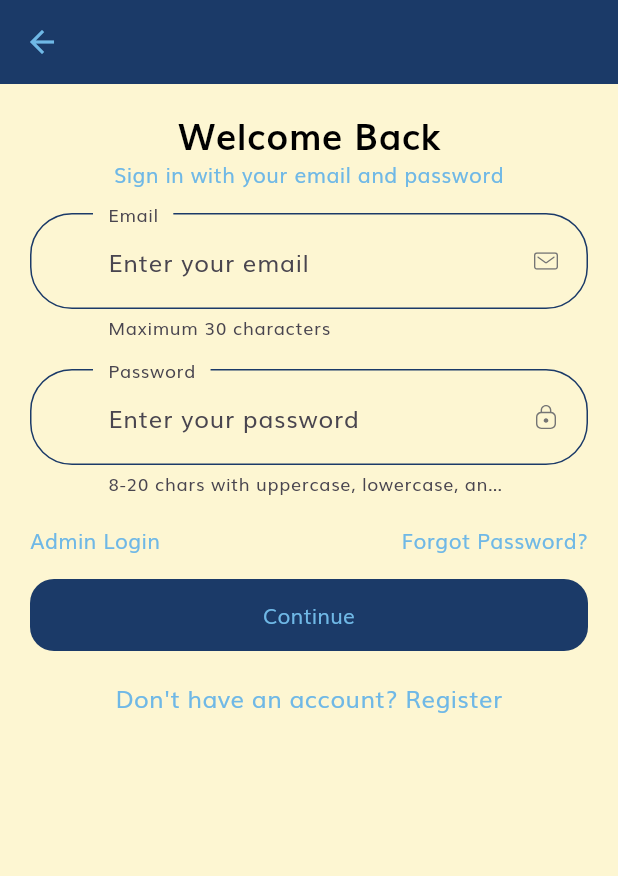
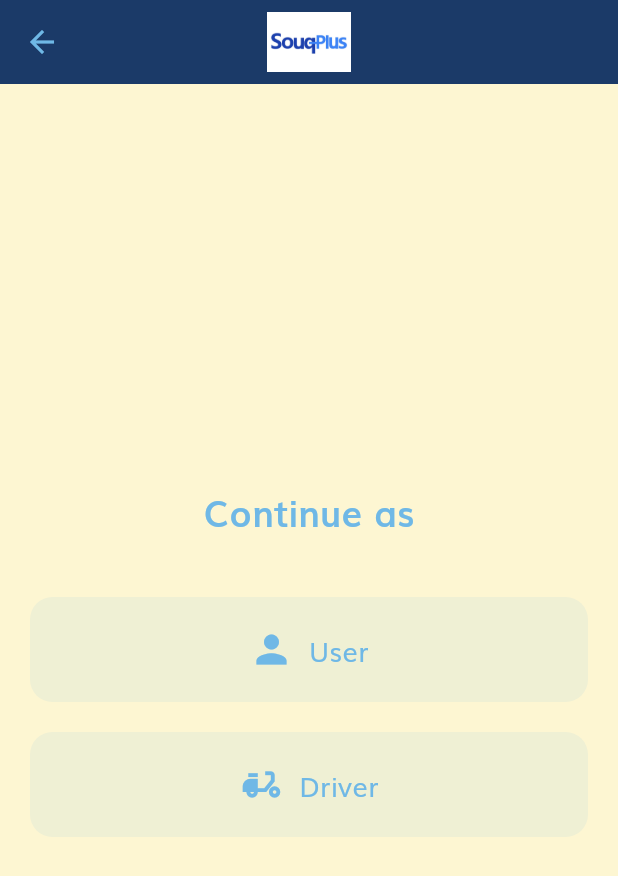
Before and after one commit to alghayth/souqplus-swe455, a Flutter app: the screen it shows after launch, after a tap on "Continue", on a phone screen of 412 x 824 dp. Shown: the top 876 px of the screen. Run offline on Flutter 3.47's test engine with Material 3 defaults, Android fonts, the phone set to English and light mode, and no system bars; our stand-ins replace cloud_firestore, cloud_functions, firebase_auth, firebase_core, firebase_messaging, firebase_storage and 8 more; missing offline and left inert: flutter_stripe; accounts and stored records are empty.

Commit message:
Added driver flow (login, registration, role selection)

```diff
--- a/lib/routes.dart
+++ b/lib/routes.dart
@@ -25,8 +25,14 @@ import 'package:souqplus/screens/profile/purchase_history_screen.dart';
 import 'package:souqplus/screens/Regitration/registration_screen.dart';
 import 'package:souqplus/screens/search/search_screen.dart';
 import 'package:souqplus/screens/sign_in/sign_in_screen.dart';
+import 'package:souqplus/screens/sign_in/driver_sign_in_screen.dart'; // ✅ DRIVER
 import 'package:souqplus/screens/splash/splash_screen.dart';
 import 'package:souqplus/seller.dart';
+import 'package:souqplus/screens/driver_registration/driver_registration_screen.dart';
+
+// ✅ ROLE SCREEN
+import 'screens/role/role_selection_screen.dart';
+import 'package:souqplus/screens/driver_registration/driver_home_screen.dart';
 
 final Map<String, WidgetBuilder> routes = {
   InitScreen.routeName: (context) {
@@ -34,18 +40,45 @@ final Map<String, WidgetBuilder> routes = {
     final initialIndex = args is int ? args : 0;
     return InitScreen(initialIndex: initialIndex);
   },
+
+
+DriverRegistrationScreen.routeName: (context) =>
+    const DriverRegistrationScreen(),
+  // SPLASH
   SplashScreen.routeName: (context) => const SplashScreen(),
+
+  // ✅ ROLE SELECTION
+  RoleSelectionScreen.routeName: (context) =>
+      const RoleSelectionScreen(),
+
+  // USER LOGIN
   SignInScreen.routeName: (context) => const SignInScreen(),
+
+  // ✅ DRIVER LOGIN
+  DriverSignInScreen.routeName: (context) =>
+      const DriverSignInScreen(),
+
+  // ADMIN (already exists)
   AdminSignInScreen.routeName: (context) => const AdminSignInScreen(),
   AdminDashboardScreen.routeName: (context) => const AdminDashboardScreen(),
   AdminOrdersScreen.routeName: (context) => const AdminOrdersScreen(),
-  AdminCategoriesScreen.routeName: (context) => const AdminCategoriesScreen(),
-  AdminPaymentsScreen.routeName: (context) => const AdminPaymentsScreen(),
+  AdminCategoriesScreen.routeName: (context) =>
+      const AdminCategoriesScreen(),
+  AdminPaymentsScreen.routeName: (context) =>
+      const AdminPaymentsScreen(),
   AdminAlertsScreen.routeName: (context) => const AdminAlertsScreen(),
-  ForgotPasswordScreen.routeName: (context) => const ForgotPasswordScreen(),
-  LoginSuccessScreen.routeName: (context) => const LoginSuccessScreen(),
-  RegistrationScreen.routeName: (context) => const RegistrationScreen(),
-  CompleteProfileScreen.routeName: (context) => const CompleteProfileScreen(),
+
+  // OTHER SCREENS
+  ForgotPasswordScreen.routeName: (context) =>
+      const ForgotPasswordScreen(),
+  LoginSuccessScreen.routeName: (context) =>
+      const LoginSuccessScreen(),
+  RegistrationScreen.routeName: (context) =>
+      const RegistrationScreen(),
+  CompleteProfileScreen.routeName: (context) =>
+      const CompleteProfileScreen(),
+      DriverHomeScreen.routeName: (context) => const DriverHomeScreen(),
+
   OtpScreen.routeName: (context) {
     final args = ModalRoute.of(context)?.settings.arguments;
     if (args is Map<String, dynamic>) {
@@ -60,12 +93,15 @@ final Map<String, WidgetBuilder> routes = {
     final email = (args as String? ?? '').trim();
     return OtpScreen(email: email);
   },
+
   HomeScreen.routeName: (context) => const InitScreen(initialIndex: 0),
   "/home": (context) => const HomeScreen(),
+
   ProductsScreen.routeName: (context) => const ProductsScreen(),
   DetailsScreen.routeName: (context) => const DetailsScreen(),
   FavoriteScreen.routeName: (context) => const FavoriteScreen(),
   CartScreen.routeName: (context) => const CartScreen(),
+
   CheckoutScreen.routeName: (context) {
     final args = ModalRoute.of(context)?.settings.arguments;
     List<Cart>? initialItems;
@@ -81,12 +117,19 @@ final Map<String, WidgetBuilder> routes = {
 
     return CheckoutScreen(initialItems: initialItems);
   },
-  SearchScreen.routeName: (context) => const InitScreen(initialIndex: 2),
-  ProfileScreen.routeName: (context) => const InitScreen(initialIndex: 3),
-  NotificationsScreen.routeName: (context) => const NotificationsScreen(),
-  MyAccountScreen.routeName: (context) => const MyAccountScreen(),
+
+  SearchScreen.routeName: (context) =>
+      const InitScreen(initialIndex: 2),
+  ProfileScreen.routeName: (context) =>
+      const InitScreen(initialIndex: 3),
+  NotificationsScreen.routeName: (context) =>
+      const NotificationsScreen(),
+  MyAccountScreen.routeName: (context) =>
+      const MyAccountScreen(),
   PurchaseHistoryScreen.routeName: (context) =>
       const PurchaseHistoryScreen(),
-  PostedProductsScreen.routeName: (context) => const PostedProductsScreen(),
+  PostedProductsScreen.routeName: (context) =>
+      const PostedProductsScreen(),
+
   SellerScreen.routeName: (context) => const SellerScreen(),
 };
--- /dev/null
+++ b/lib/screens/role/role_selection_screen.dart
@@ -0,0 +1,102 @@
+// ignore_for_file: file_names
+
+import 'package:flutter/material.dart';
+import '../../constants.dart';
+import '../sign_in/sign_in_screen.dart';
+import '../sign_in/driver_sign_in_screen.dart';
+
+class RoleSelectionScreen extends StatelessWidget {
+  static String routeName = "/role_selection";
+
+  const RoleSelectionScreen({super.key});
+
+  @override
+  Widget build(BuildContext context) {
+    return Scaffold(
+      appBar: AppBar(
+        centerTitle: true,
+        title: Image.asset(
+          "assets/images/logo.png",
+          height: 40,
+        ),
+      ),
+      body: SafeArea(
+        child: Padding(
+          padding: const EdgeInsets.symmetric(horizontal: 20),
+          child: Column(
+            mainAxisAlignment: MainAxisAlignment.center,
+            children: [
+              const Text("Continue as", style: headingStyle),
+              const SizedBox(height: 40),
+
+              // ✅ USER
+              RoleCard(
+                title: "User",
+                icon: Icons.person,
+                onTap: () {
+                  Navigator.pushNamed(
+                    context,
+                    SignInScreen.routeName,
+                  );
+                },
+              ),
+
+              const SizedBox(height: 20),
+
+              // ✅ DRIVER
+              RoleCard(
+                title: "Driver",
+                icon: Icons.delivery_dining,
+                onTap: () {
+                  Navigator.pushNamed(
+                    context,
+                    DriverSignInScreen.routeName,
+                  );
+                },
+              ),
+            ],
+          ),
+        ),
+      ),
+    );
+  }
+}
+
+class RoleCard extends StatelessWidget {
+  final String title;
+  final IconData icon;
+  final VoidCallback onTap;
+
+  const RoleCard({
+    super.key,
+    required this.title,
+    required this.icon,
+    required this.onTap,
+  });
+
+  @override
+  Widget build(BuildContext context) {
+    return GestureDetector(
+      onTap: onTap,
+      child: Container(
+        width: double.infinity,
+        padding: const EdgeInsets.symmetric(vertical: 20),
+        decoration: BoxDecoration(
+          color: kPrimaryColor.withOpacity(0.1),
+          borderRadius: BorderRadius.circular(15),
+        ),
+        child: Row(
+          mainAxisAlignment: MainAxisAlignment.center,
+          children: [
+            Icon(icon, size: 30, color: kPrimaryColor),
+            const SizedBox(width: 10),
+            Text(
+              title,
+              style: const TextStyle(fontSize: 18),
+            ),
+          ],
+        ),
+      ),
+    );
+  }
+}
--- a/lib/screens/splash/splash_screen.dart
+++ b/lib/screens/splash/splash_screen.dart
@@ -2,6 +2,7 @@ import 'package:flutter/material.dart';
 
 import '../../constants.dart';
 import '../sign_in/sign_in_screen.dart';
+import '../role/role_selection_screen.dart'; // ✅ ADD THIS
 import 'components/splash_content.dart';
 
 class SplashScreen extends StatefulWidget {
@@ -15,6 +16,7 @@ class SplashScreen extends StatefulWidget {
 
 class _SplashScreenState extends State<SplashScreen> {
   int currentPage = 0;
+
   List<Map<String, String>> splashData = [
     {
       "text": "Welcome to Souqplus, Let’s shop!",
@@ -25,10 +27,12 @@ class _SplashScreenState extends State<SplashScreen> {
       "image": "assets/images/splash_22.png"
     },
     {
-      "text": "We show the easy verified way to shop. \nJust stay at home with us",
+      "text":
+          "We show the easy verified way to shop. \nJust stay at home with us",
       "image": "assets/images/splash_33.png"
     },
   ];
+
   @override
   Widget build(BuildContext context) {
     return Scaffold(
@@ -59,6 +63,8 @@ class _SplashScreenState extends State<SplashScreen> {
                   child: Column(
                     children: <Widget>[
                       const Spacer(),
+
+                      // DOTS
                       Row(
                         mainAxisAlignment: MainAxisAlignment.center,
                         children: List.generate(
@@ -77,13 +83,20 @@ class _SplashScreenState extends State<SplashScreen> {
                           ),
                         ),
                       ),
+
                       const Spacer(flex: 3),
+
+                      // ✅ UPDATED BUTTON
                       ElevatedButton(
                         onPressed: () {
-                          Navigator.pushNamed(context, SignInScreen.routeName);
+                          Navigator.pushNamed(
+                            context,
+                            RoleSelectionScreen.routeName,
+                          );
                         },
                         child: const Text("Continue"),
                       ),
+
                       const Spacer(),
                     ],
                   ),
```
Also changed, not shown: lib/screens/driver_registration/driver_home_screen.dart (added, +29 -0 lines), lib/screens/driver_registration/driver_registration_screen.dart (added, +227 -0 lines), lib/screens/sign_in/driver_sign_in_screen.dart (added, +228 -0 lines).
